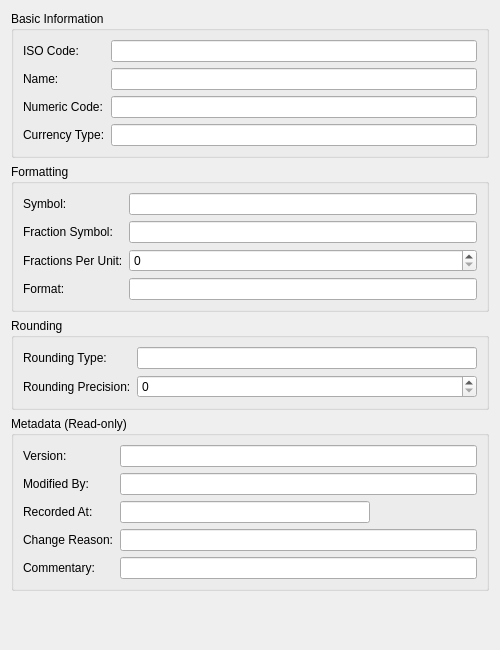
Old version of the form projects/ores.qt/ui/CurrencyDetailDialog.ui in the repository OreStudio/OreStudio.
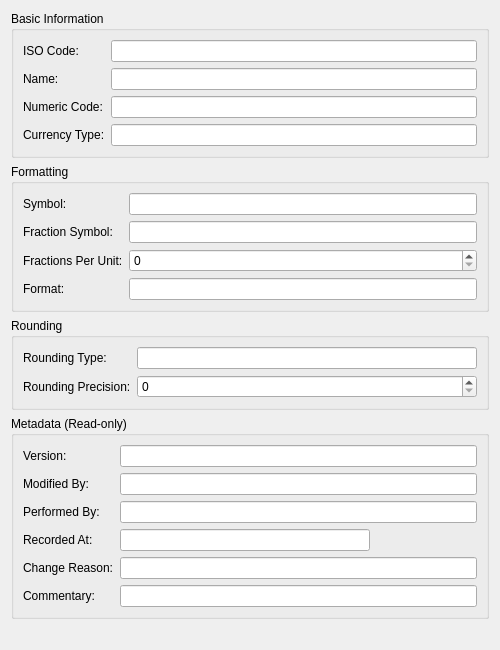
New version of the form.

Commit message:
[qt] Add Performed By field to remaining detail dialogs
Adds read-only performedByEdit to the metadata section of 13 detail
dialogs that were missing it: Currency, Country, BusinessCentre,
ChangeReason, ChangeReasonCategory, Account, Role, Tenant, TenantType,
FeatureFlag, DatasetBundle, NatureDimension, OriginDimension.

```diff
--- a/projects/ores.qt/ui/CurrencyDetailDialog.ui
+++ b/projects/ores.qt/ui/CurrencyDetailDialog.ui
@@ -197,13 +197,27 @@
        </widget>
       </item>
       <item row="2" column="0">
+       <widget class="QLabel" name="labelPerformedBy">
+        <property name="text">
+         <string>Performed By:</string>
+        </property>
+       </widget>
+      </item>
+      <item row="2" column="1">
+       <widget class="QLineEdit" name="performedByEdit">
+        <property name="readOnly">
+         <bool>true</bool>
+        </property>
+       </widget>
+      </item>
+      <item row="3" column="0">
        <widget class="QLabel" name="labelRecordedAt">
         <property name="text">
          <string>Recorded At:</string>
         </property>
        </widget>
       </item>
-      <item row="2" column="1">
+      <item row="3" column="1">
        <widget class="QLineEdit" name="recordedAtEdit">
         <property name="readOnly">
          <bool>true</bool>
@@ -216,28 +230,28 @@
         </property>
        </widget>
       </item>
-      <item row="3" column="0">
+      <item row="4" column="0">
        <widget class="QLabel" name="labelChangeReason">
         <property name="text">
          <string>Change Reason:</string>
         </property>
        </widget>
       </item>
-      <item row="3" column="1">
+      <item row="4" column="1">
        <widget class="QLineEdit" name="changeReasonEdit">
         <property name="readOnly">
          <bool>true</bool>
         </property>
        </widget>
       </item>
-      <item row="4" column="0">
+      <item row="5" column="0">
        <widget class="QLabel" name="labelCommentary">
         <property name="text">
          <string>Commentary:</string>
         </property>
        </widget>
       </item>
-      <item row="4" column="1">
+      <item row="5" column="1">
        <widget class="QLineEdit" name="commentaryEdit">
         <property name="readOnly">
          <bool>true</bool>
```
The commit also changes 26 other files.
